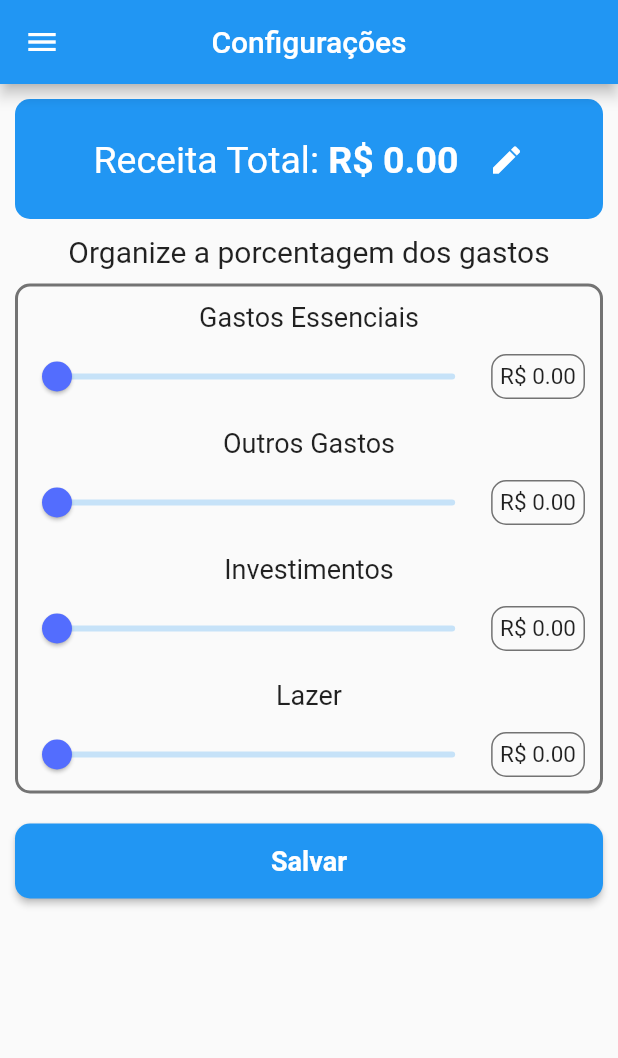
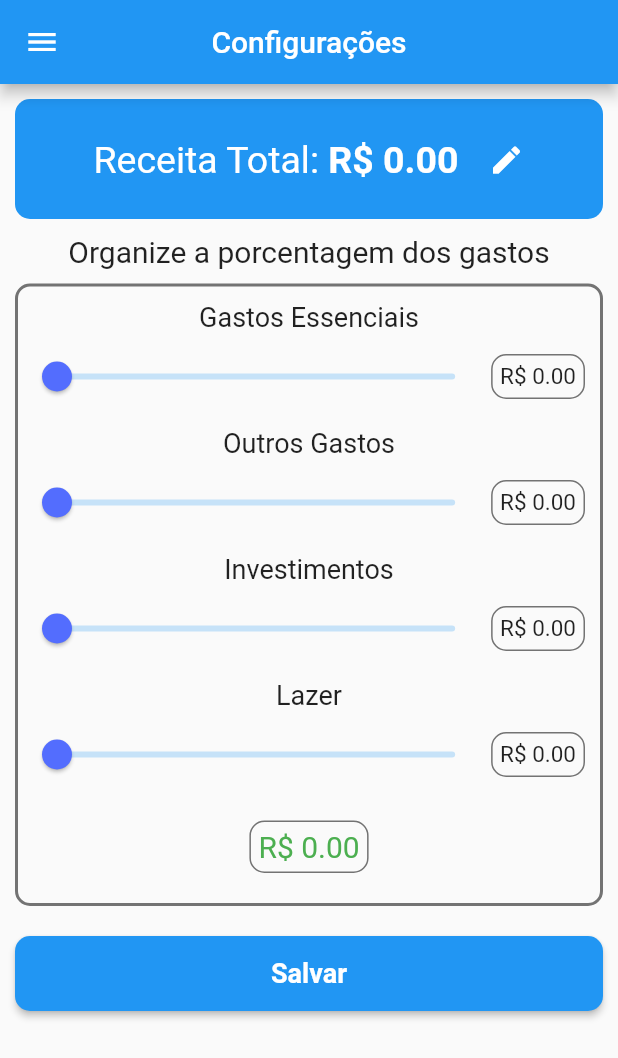
Before and after one commit to MatheusMaxwell/easy_control, a Flutter app: the SettingsPreference screen opened by its route, on a phone screen of 412 x 824 dp. Shown: the top 1058 px of the screen. Run offline on Flutter 3.47's test engine with Material 2 defaults, Android fonts, the phone set to English and light mode, and no system bars; our stand-ins replace shared_preferences, sqflite; accounts and stored records are empty.

Commit message:
Adicionado o shared preferences. Falta implementar.

```diff
--- a/lib/Pages/Settings/settings_preference.dart
+++ b/lib/Pages/Settings/settings_preference.dart
@@ -14,7 +14,13 @@ class _SettingsPreferenceState extends State<SettingsPreference> {
   var investmentsValue = 0.0;
   var recreationValue = 0.0;
   double recipe = 0.0;
+  var maxValuePercent = 100.0;
   var textRecipe = TextEditingController();
+  Slider sliderEssential;
+  Slider sliderOther;
+  Slider sliderInvestment;
+  Slider sliderRecreation;
+
 
   @override
   Widget build(BuildContext context) {
@@ -84,7 +90,25 @@ class _SettingsPreferenceState extends State<SettingsPreference> {
                   _item("Gastos Essenciais", Constants.ESSENTIAL),
                   _item("Outros Gastos", Constants.OTHER),
                   _item("Investimentos", Constants.INVESTMENTS),
-                  _item("Lazer", Constants.RECREATION)
+                  _item("Lazer", Constants.RECREATION),
+                  Padding(
+                    padding: EdgeInsets.fromLTRB(0, 20, 0, 20),
+                    child: Container(
+                        decoration: BoxDecoration(
+                          border: Border.all(color: Colors.black54, width: 1.0),
+                          borderRadius: BorderRadius.circular(10),
+                        ),
+                        child: Padding(
+                          padding: EdgeInsets.all(5),
+                          child: Text(r"R$ "+calculateTotal().toStringAsFixed(2),
+                            style: TextStyle(
+                                fontSize: 20,
+                                color: color(),
+                            ),
+                          ),
+                        )
+                    ),
+                  )
                 ],
               ),
             ),
@@ -106,6 +130,20 @@ class _SettingsPreferenceState extends State<SettingsPreference> {
         ],
       ),
     );
+  }
+
+  color(){
+    if(calculateTotal() > recipe){
+      return Colors.red;
+    }
+    return Colors.green;
+  }
+
+  double calculateTotal(){
+    return calculateValue(essencialValue.round())+
+        calculateValue(otherValue.round())+
+        calculateValue(investmentsValue.round())+
+        calculateValue(recreationValue.round());
   }
 
   Future<String> _showDialogEditRecipe(BuildContext context) async{
@@ -198,11 +236,16 @@ class _SettingsPreferenceState extends State<SettingsPreference> {
   }
 
   _slider(int type){
+    Slider slider;
     if(type == Constants.ESSENTIAL){
-      return Slider(
+      slider = Slider(
         activeColor: Colors.indigoAccent,
         label: essencialValue.round().toString()+"%",
         divisions: 100,
+        onChangeEnd: (value){
+            maxValuePercent = maxValuePercent - value;
+            print("valor: "+maxValuePercent.toString());
+        },
         min: 0.0,
         max: 100.0,
         onChanged: (newRating) {
@@ -211,11 +254,15 @@ class _SettingsPreferenceState extends State<SettingsPreference> {
         value: essencialValue,
       );
     }
-    if(type == Constants.OTHER){
-      return Slider(
+    else if(type == Constants.OTHER){
+      slider = Slider(
         activeColor: Colors.indigoAccent,
         label: otherValue.round().toString()+"%",
         divisions: 100,
+        onChangeEnd: (value){
+          maxValuePercent = maxValuePercent - value;
+          print("valor: "+maxValuePercent.toString());
+        },
         min: 0.0,
         max: 100.0,
         onChanged: (newRating) {
@@ -224,11 +271,15 @@ class _SettingsPreferenceState extends State<SettingsPreference> {
         value: otherValue,
       );
     }
-    if(type == Constants.INVESTMENTS){
-      return Slider(
+    else if(type == Constants.INVESTMENTS){
+      slider = Slider(
         activeColor: Colors.indigoAccent,
         label: investmentsValue.round().toString()+"%",
         divisions: 100,
+        onChangeEnd: (value){
+          maxValuePercent = maxValuePercent - value;
+          print("valor: "+maxValuePercent.toString());
+        },
         min: 0.0,
         max: 100.0,
         onChanged: (newRating) {
@@ -237,10 +288,15 @@ class _SettingsPreferenceState extends State<SettingsPreference> {
         value: investmentsValue,
       );
     }
-    return Slider(
+    else if(type == Constants.RECREATION){
+      slider = Slider(
         activeColor: Colors.indigoAccent,
         label: recreationValue.round().toString()+"%",
         divisions: 100,
+        onChangeEnd: (value){
+          maxValuePercent = maxValuePercent - value;
+          print("valor: "+maxValuePercent.toString());
+        },
         min: 0.0,
         max: 100.0,
         onChanged: (newRating) {
@@ -248,6 +304,9 @@ class _SettingsPreferenceState extends State<SettingsPreference> {
         },
         value: recreationValue,
       );
+    }
+
+    return slider;
 
   }
 
--- a/pubspec.yaml
+++ b/pubspec.yaml
@@ -22,6 +22,7 @@ dependencies:
 
   path_provider: ^0.5.0+1
   sqflite: ^1.1.6
+  shared_preferences: ^0.4.2
 
   # The following adds the Cupertino Icons font to your application.
   # Use with the CupertinoIcons class for iOS style icons.
```
Also changed, not shown: lib/Utils/SharedPreferencesHelper.dart (added, +23 -0 lines), pubspec.lock. Lines whose indentation alone changed are shown as unchanged.
